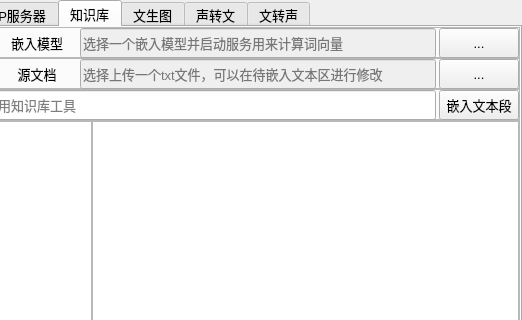
This is src/expend/expend.ui in ylsdamxssjxxdd/eva as Qt 5 draws it before an edit; both pictures show x 338 to 860 and y 0 to 320 of the 860 by 594 pixel window. The edited form follows.
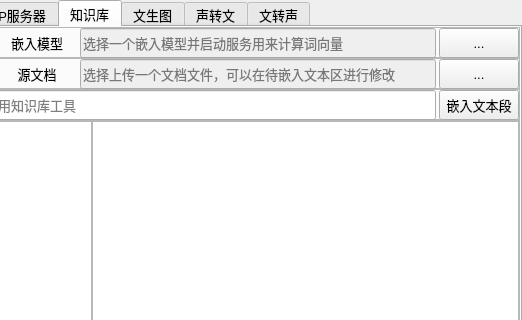
This is the edited form. The open tabs and pages were chosen to show the change. Custom widgets are drawn as their Qt base class.

The edit to the form file:
```diff
--- a/src/expend/expend.ui
+++ b/src/expend/expend.ui
@@ -1566,7 +1566,7 @@
              </size>
             </property>
             <property name="placeholderText">
-             <string>选择上传一个txt文件，可以在待嵌入文本区进行修改</string>
+             <string>选择上传一个文档文件，可以在待嵌入文本区进行修改</string>
             </property>
            </widget>
           </item>
```
